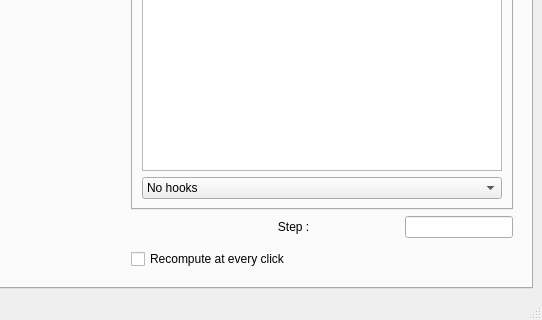
First picture: the form in RampEditor.ui, repository ydutheil/COSYRampEditor, before the edit; both pictures show x 901 to 1443 and y 389 to 709 of the 1443 by 709 pixel window.
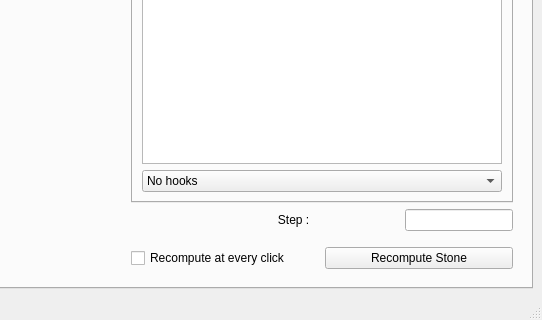
Second picture: the form after the edit.

Diff of the .ui file:
```diff
--- a/RampEditor.ui
+++ b/RampEditor.ui
@@ -405,11 +405,25 @@
             </layout>
            </item>
            <item>
+            <layout class="QHBoxLayout" name="horizontalLayout_4">
+             <property name="topMargin">
+              <number>5</number>
+             </property>
+             <item>
             <widget class="QCheckBox" name="Recompute_always">
              <property name="text">
               <string>Recompute at every click</string>
              </property>
             </widget>
+             </item>
+             <item>
+              <widget class="QPushButton" name="RecomputeStoneNow">
+               <property name="text">
+                <string>Recompute Stone</string>
+               </property>
+              </widget>
+             </item>
+            </layout>
            </item>
           </layout>
          </widget>
```
Left out of the diff: 14 changed lines with no effect on the pictures. Lines whose indentation alone changed are shown as unchanged.
